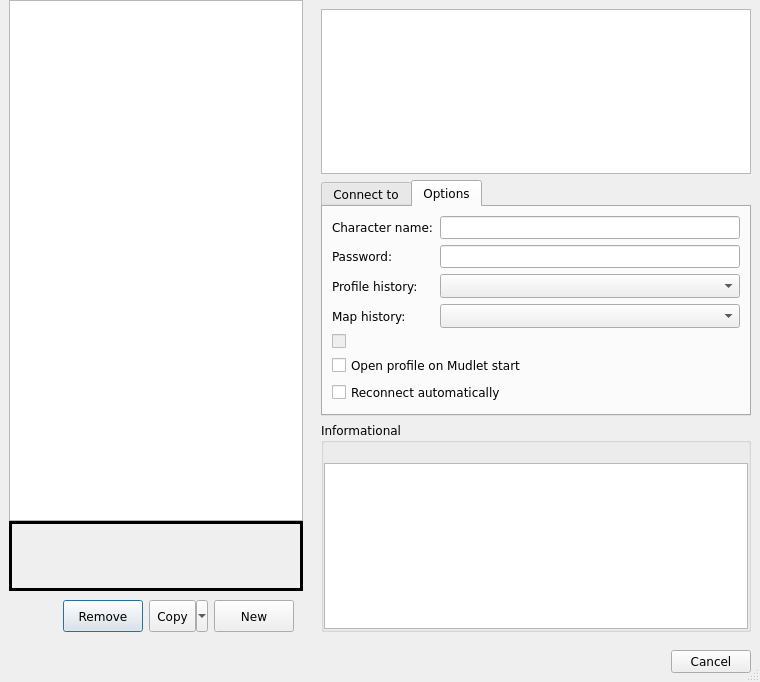
Before: the Qt Designer form src/ui/connection_profiles.ui in Mudlet/Mudlet, drawn with Qt 5.
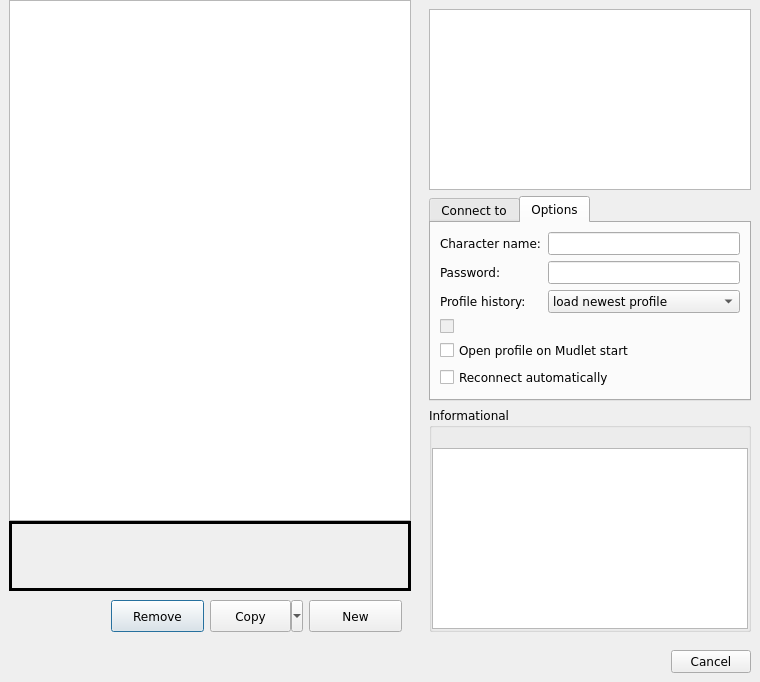
After: the same form once the commit is applied. The open tabs and pages were chosen to show the change. Icons and pictures are not drawn.

Commit message:
Revert: remove stuff from connect profile dialogue. 8-(
Not wanted by peers in this PR.

```diff
--- a/src/ui/connection_profiles.ui
+++ b/src/ui/connection_profiles.ui
@@ -10,6 +10,12 @@
     <height>682</height>
    </rect>
   </property>
+  <property name="minimumSize">
+   <size>
+    <width>760</width>
+    <height>0</height>
+   </size>
+  </property>
   <property name="font">
    <font>
     <family>Bitstream Vera Sans</family>
@@ -18,10 +24,7 @@
   <property name="windowTitle">
    <string>Select a profile to connect with</string>
   </property>
-  <property name="sizeGripEnabled">
-   <bool>true</bool>
-  </property>
-  <layout class="QVBoxLayout" name="verticalLayout_main">
+  <layout class="QVBoxLayout" name="verticalLayout_2">
    <property name="spacing">
     <number>0</number>
    </property>
@@ -38,8 +41,20 @@
     <number>0</number>
    </property>
    <item>
-    <widget class="QWidget" name="widget_top" native="true">
-     <layout class="QHBoxLayout" name="horizontalLayout_top" stretch="1,0">
+    <widget class="QWidget" name="widget" native="true">
+     <property name="sizePolicy">
+      <sizepolicy hsizetype="Expanding" vsizetype="Expanding">
+       <horstretch>0</horstretch>
+       <verstretch>0</verstretch>
+      </sizepolicy>
+     </property>
+     <property name="minimumSize">
+      <size>
+       <width>0</width>
+       <height>0</height>
+      </size>
+     </property>
+     <layout class="QHBoxLayout" name="horizontalLayout">
       <property name="spacing">
        <number>0</number>
       </property>
@@ -56,14 +71,20 @@
        <number>0</number>
       </property>
       <item>
-       <widget class="QWidget" name="widget_topLeft" native="true">
+       <widget class="QWidget" name="widget_5" native="true">
         <property name="sizePolicy">
          <sizepolicy hsizetype="Expanding" vsizetype="Expanding">
           <horstretch>0</horstretch>
           <verstretch>0</verstretch>
          </sizepolicy>
         </property>
-        <layout class="QVBoxLayout" name="verticalLayout_topLeft">
+        <property name="minimumSize">
+         <size>
+          <width>0</width>
+          <height>0</height>
+         </size>
+        </property>
+        <layout class="QVBoxLayout" name="verticalLayout_3">
          <property name="spacing">
           <number>0</number>
          </property>
@@ -75,6 +96,12 @@
          </property>
          <item>
           <widget class="QListWidget" name="profiles_tree_widget">
+           <property name="minimumSize">
+            <size>
+             <width>365</width>
+             <height>0</height>
+            </size>
+           </property>
            <property name="accessibleName">
             <string>profiles list</string>
            </property>
@@ -97,6 +124,12 @@
              <height>70</height>
             </size>
            </property>
+           <property name="maximumSize">
+            <size>
+             <width>16777215</width>
+             <height>16777215</height>
+            </size>
+           </property>
            <property name="font">
             <font>
              <pointsize>16</pointsize>
@@ -287,15 +320,21 @@
              <height>50</height>
             </size>
            </property>
-           <layout class="QHBoxLayout" name="horizontalLayout_profileAdminArea">
+           <property name="maximumSize">
+            <size>
+             <width>16777215</width>
+             <height>16777215</height>
+            </size>
+           </property>
+           <layout class="QHBoxLayout" name="horizontalLayout_5">
             <item>
-             <spacer name="horizontalSpacer_profileAdmin">
+             <spacer name="horizontalSpacer_4">
               <property name="orientation">
                <enum>Qt::Horizontal</enum>
               </property>
               <property name="sizeHint" stdset="0">
                <size>
-                <width>0</width>
+                <width>15</width>
                 <height>20</height>
                </size>
               </property>
@@ -371,14 +410,26 @@
        </widget>
       </item>
       <item>
-       <widget class="QWidget" name="widget_topRight" native="true">
+       <widget class="QWidget" name="widget_2" native="true">
         <property name="sizePolicy">
-         <sizepolicy hsizetype="Expanding" vsizetype="Expanding">
+         <sizepolicy hsizetype="Fixed" vsizetype="Expanding">
           <horstretch>0</horstretch>
           <verstretch>0</verstretch>
          </sizepolicy>
         </property>
-        <layout class="QVBoxLayout" name="verticalLayout_widget_topRight">
+        <property name="minimumSize">
+         <size>
+          <width>340</width>
+          <height>0</height>
+         </size>
+        </property>
+        <property name="maximumSize">
+         <size>
+          <width>300</width>
+          <height>16777215</height>
+         </size>
+        </property>
+        <layout class="QVBoxLayout" name="verticalLayout">
          <item>
           <widget class="QTextBrowser" name="welcome_message">
            <property name="enabled">
@@ -396,6 +447,12 @@
              <height>140</height>
             </size>
            </property>
+           <property name="maximumSize">
+            <size>
+             <width>16777215</width>
+             <height>16777215</height>
+            </size>
+           </property>
            <property name="accessibleName">
             <string>welcome message</string>
            </property>
@@ -408,7 +465,7 @@
           <widget class="QTabWidget" name="tabWidget_connectionInfo">
            <property name="sizePolicy">
             <sizepolicy hsizetype="Expanding" vsizetype="Minimum">
-             <horstretch>1</horstretch>
+             <horstretch>0</horstretch>
              <verstretch>0</verstretch>
             </sizepolicy>
            </property>
@@ -566,16 +623,10 @@
             </layout>
            </widget>
            <widget class="QWidget" name="tab_options">
-            <property name="sizePolicy">
-             <sizepolicy hsizetype="Expanding" vsizetype="Expanding">
-              <horstretch>1</horstretch>
-              <verstretch>0</verstretch>
-             </sizepolicy>
-            </property>
             <attribute name="title">
              <string>Options</string>
             </attribute>
-            <layout class="QGridLayout" name="gridLayout_tab_options" columnstretch="0,1">
+            <layout class="QGridLayout" name="gridLayout_2">
              <item row="0" column="0">
               <widget class="QLabel" name="label_characterName">
                <property name="text">
@@ -639,42 +690,32 @@
               </widget>
              </item>
              <item row="2" column="1">
-              <widget class="QComboBox" name="comboBox_profileHistory">
+              <widget class="QComboBox" name="profile_history">
+               <property name="sizePolicy">
+                <sizepolicy hsizetype="Expanding" vsizetype="Fixed">
+                 <horstretch>0</horstretch>
+                 <verstretch>0</verstretch>
+                </sizepolicy>
+               </property>
                <property name="minimumSize">
                 <size>
-                 <width>300</width>
+                 <width>0</width>
                  <height>0</height>
                 </size>
                </property>
-               <property name="sizeAdjustPolicy">
-                <enum>QComboBox::AdjustToMinimumContentsLengthWithIcon</enum>
-               </property>
+               <item>
+                <property name="text">
+                 <string>load newest profile</string>
+                </property>
+               </item>
+               <item>
+                <property name="text">
+                 <string>load oldest profile</string>
+                </property>
+               </item>
               </widget>
              </item>
              <item row="3" column="0">
-              <widget class="QLabel" name="label_mapHistory">
-               <property name="text">
-                <string>Map history:</string>
-               </property>
-               <property name="buddy">
-                <cstring>comboBox_mapHistory</cstring>
-               </property>
-              </widget>
-             </item>
-             <item row="3" column="1">
-              <widget class="QComboBox" name="comboBox_mapHistory">
-               <property name="minimumSize">
-                <size>
-                 <width>300</width>
-                 <height>0</height>
-                </size>
-               </property>
-               <property name="sizeAdjustPolicy">
-                <enum>QComboBox::AdjustToMinimumContentsLengthWithIcon</enum>
-               </property>
-              </widget>
-             </item>
-             <item row="4" column="0" colspan="2">
               <widget class="QCheckBox" name="discord_optin_checkBox">
                <property name="enabled">
                 <bool>false</bool>
@@ -703,8 +744,14 @@
                </property>
               </widget>
              </item>
-             <item row="5" column="0" colspan="2">
+             <item row="4" column="0" colspan="2">
               <widget class="QCheckBox" name="autologin_checkBox">
+               <property name="sizePolicy">
+                <sizepolicy hsizetype="Maximum" vsizetype="Fixed">
+                 <horstretch>0</horstretch>
+                 <verstretch>0</verstretch>
+                </sizepolicy>
+               </property>
                <property name="toolTip">
                 <string>With this enabled, Mudlet will automatically start and connect on this profile when it is launched</string>
                </property>
@@ -722,7 +769,7 @@
                </property>
               </widget>
              </item>
-             <item row="6" column="0" colspan="2">
+             <item row="5" column="0" colspan="2">
               <widget class="QCheckBox" name="auto_reconnect">
                <property name="accessibleName">
                 <string>Auto-reconnect</string>
@@ -738,19 +785,6 @@
                </property>
               </widget>
              </item>
-             <item row="7" column="0" colspan="2">
-              <spacer name="verticalSpacer_tab_options">
-               <property name="orientation">
-                <enum>Qt::Vertical</enum>
-               </property>
-               <property name="sizeHint" stdset="0">
-                <size>
-                 <width>20</width>
-                 <height>0</height>
-                </size>
-               </property>
-              </spacer>
-             </item>
             </layout>
            </widget>
           </widget>
@@ -763,6 +797,12 @@
              <verstretch>0</verstretch>
             </sizepolicy>
            </property>
+           <property name="minimumSize">
+            <size>
+             <width>0</width>
+             <height>0</height>
+            </size>
+           </property>
            <property name="title">
             <string>Informational</string>
            </property>
@@ -808,6 +848,18 @@
             </item>
             <item>
              <widget class="QPlainTextEdit" name="mud_description_textedit">
+              <property name="minimumSize">
+               <size>
+                <width>0</width>
+                <height>0</height>
+               </size>
+              </property>
+              <property name="maximumSize">
+               <size>
+                <width>16777215</width>
+                <height>16777215</height>
+               </size>
+              </property>
               <property name="toolTip">
                <string>Game description or your notes</string>
               </property>
@@ -842,7 +894,7 @@
         <property name="sizeHint" stdset="0">
          <size>
           <width>40</width>
-          <height>0</height>
+          <height>20</height>
          </size>
         </property>
        </spacer>
@@ -855,6 +907,18 @@
           <verstretch>0</verstretch>
          </sizepolicy>
         </property>
+        <property name="minimumSize">
+         <size>
+          <width>50</width>
+          <height>0</height>
+         </size>
+        </property>
+        <property name="maximumSize">
+         <size>
+          <width>340</width>
+          <height>16777215</height>
+         </size>
+        </property>
         <property name="orientation">
          <enum>Qt::Horizontal</enum>
         </property>
```
Left out of the diff: 178 changed lines with no effect on the pictures. The commit also changes 8 other files.
